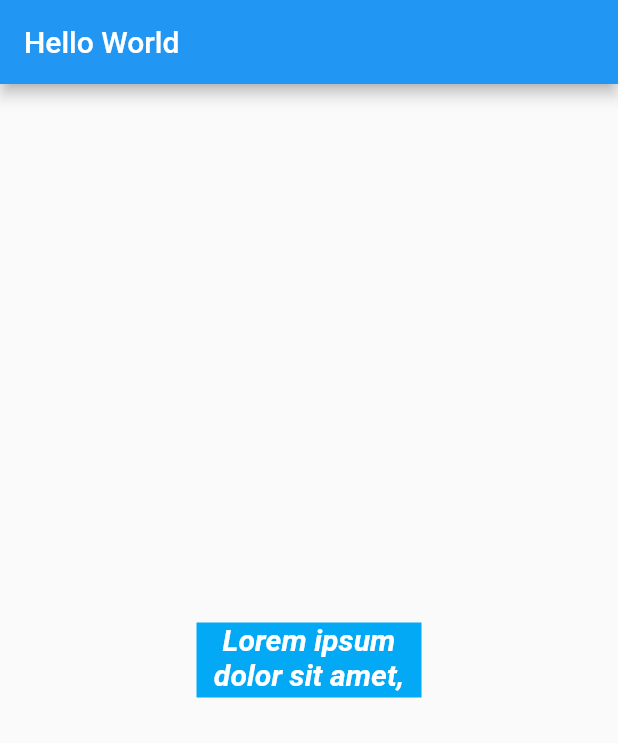
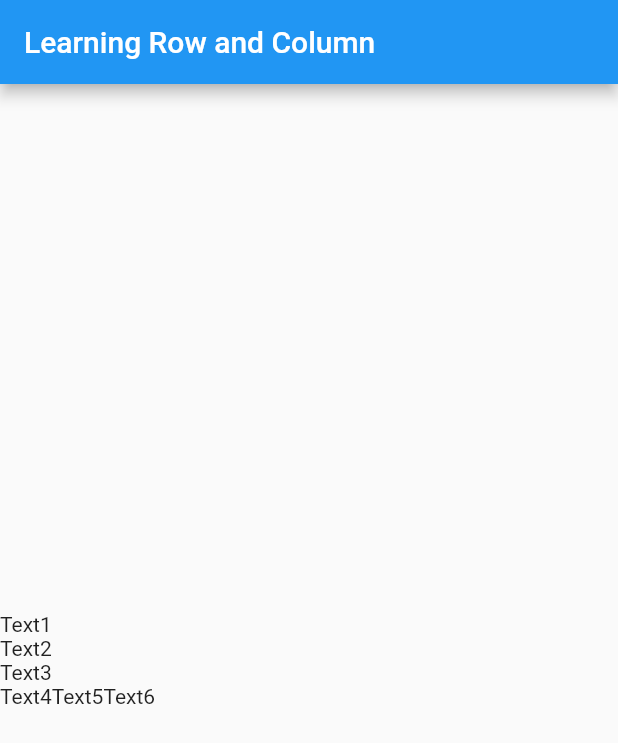
Before and after one commit to myxzlpltk/flutter-learning, a Flutter app: the screen it shows after launch, on a phone screen of 412 x 824 dp. Shown: the top 743 px of the screen. Run offline on Flutter 3.47's test engine with Material 2 defaults, Android fonts, the phone set to English and light mode, and no system bars.

Commit message:
Learning Row and Column

```diff
--- a/lib/main.dart
+++ b/lib/main.dart
@@ -9,25 +9,23 @@ class MyApp extends StatelessWidget{
   Widget build(BuildContext context) {
     return MaterialApp(
       home: Scaffold(
-        appBar: AppBar(title: Text("Hello World")),
-        body: Center(
-          child: Container(
-            color: Colors.lightBlue,
-            width: 150,
-            height: 50,
-            child: Text("Lorem ipsum dolor sit amet, consectetur adipisicing elit, sed do eiusmod tempor incididunt ut labore et",
-              maxLines: 2,
-              overflow: TextOverflow.clip,
-              textAlign: TextAlign.center,
-              style: TextStyle(
-                color: Colors.white,
-                fontStyle: FontStyle.italic,
-                fontWeight: FontWeight.w700,
-                fontSize: 20
-              ),
-            ),
-          ),
-        ),
+        appBar: AppBar(title: Text("Learning Row and Column")),
+        body: Column(
+          crossAxisAlignment: CrossAxisAlignment.start,
+          mainAxisAlignment: MainAxisAlignment.center,
+          children: <Widget>[
+            Text("Text1"),
+            Text("Text2"),
+            Text("Text3"),
+            Row(
+              children: <Widget>[
+                Text("Text4"),
+                Text("Text5"),
+                Text("Text6"),
+              ],
+            )
+          ],
+        )
       ),
     );
   }
```
